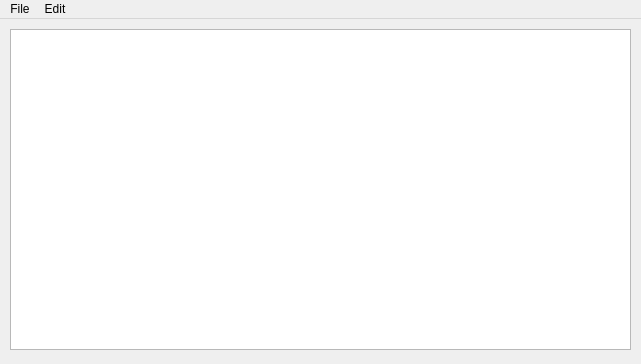
First picture: the form in notepad.ui, repository brenobaptista/notepad-cpp-qt, before the edit.
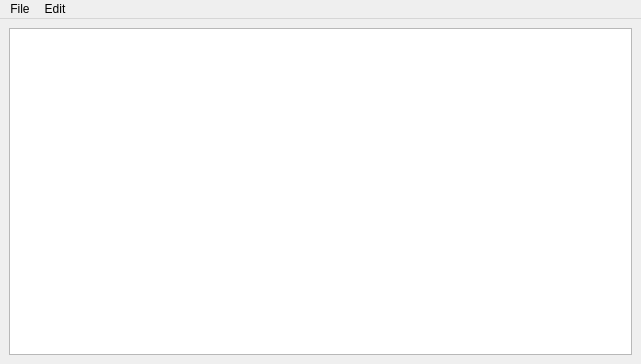
Second picture: the form after the edit.

Commit message: Used lay out vertically

The edit to the form file:
```diff
--- a/notepad.ui
+++ b/notepad.ui
@@ -14,21 +14,11 @@
    <string>Notepad</string>
   </property>
   <widget class="QWidget" name="centralwidget">
-   <widget class="QWidget" name="verticalLayoutWidget">
-    <property name="geometry">
-     <rect>
-      <x>10</x>
-      <y>10</y>
-      <width>621</width>
-      <height>321</height>
-     </rect>
-    </property>
     <layout class="QVBoxLayout" name="verticalLayout">
      <item>
       <widget class="QTextEdit" name="textEdit"/>
      </item>
     </layout>
-   </widget>
   </widget>
   <widget class="QMenuBar" name="menubar">
    <property name="geometry">
```
Lines whose indentation alone changed are shown as unchanged.
